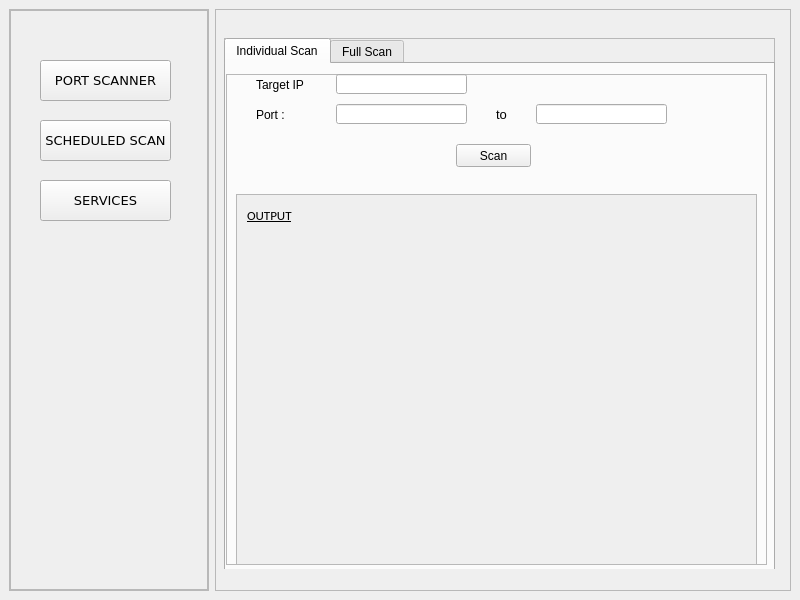
This is temp/for_test.ui in aniketparate/Network-Security-Scanner as Qt 5 draws it before an edit. The edited form follows.
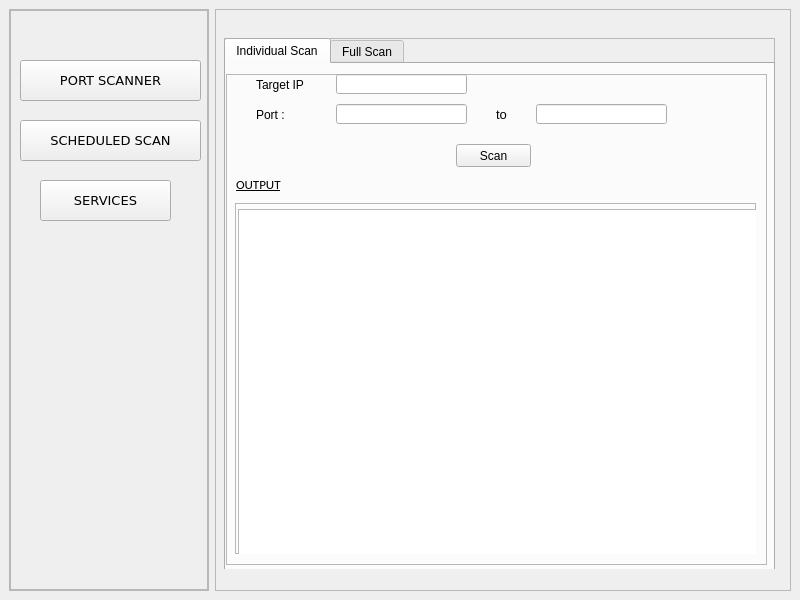
This is the edited form. The open tabs and pages were chosen to show the change.

What changed in the file:
```diff
--- a/temp/for_test.ui
+++ b/temp/for_test.ui
@@ -56,9 +56,9 @@
          <widget class="QPushButton" name="portscanner">
           <property name="geometry">
            <rect>
-            <x>30</x>
+            <x>10</x>
             <y>50</y>
-            <width>131</width>
+            <width>181</width>
             <height>41</height>
            </rect>
           </property>
@@ -86,9 +86,9 @@
          <widget class="QPushButton" name="scheduledscan">
           <property name="geometry">
            <rect>
-            <x>30</x>
+            <x>10</x>
             <y>110</y>
-            <width>131</width>
+            <width>181</width>
             <height>41</height>
            </rect>
           </property>
@@ -208,49 +208,6 @@
               </rect>
              </property>
             </widget>
-            <widget class="QScrollArea" name="ind_outputSA">
-             <property name="geometry">
-              <rect>
-               <x>10</x>
-               <y>120</y>
-               <width>521</width>
-               <height>371</height>
-              </rect>
-             </property>
-             <property name="widgetResizable">
-              <bool>true</bool>
-             </property>
-             <widget class="QWidget" name="scrollAreaWidgetContents">
-              <property name="geometry">
-               <rect>
-                <x>0</x>
-                <y>0</y>
-                <width>519</width>
-                <height>369</height>
-               </rect>
-              </property>
-              <widget class="QLabel" name="Outputlabel">
-               <property name="geometry">
-                <rect>
-                 <x>10</x>
-                 <y>10</y>
-                 <width>51</width>
-                 <height>21</height>
-                </rect>
-               </property>
-               <property name="font">
-                <font>
-                 <family>Calibri</family>
-                 <pointsize>10</pointsize>
-                 <underline>true</underline>
-                </font>
-               </property>
-               <property name="text">
-                <string>OUTPUT</string>
-               </property>
-              </widget>
-             </widget>
-            </widget>
             <widget class="QLabel" name="Targetlabel">
              <property name="geometry">
               <rect>
@@ -340,6 +297,52 @@
               <string>to</string>
              </property>
             </widget>
+            <widget class="QLabel" name="Outputlabel">
+             <property name="geometry">
+              <rect>
+               <x>10</x>
+               <y>100</y>
+               <width>521</width>
+               <height>21</height>
+              </rect>
+             </property>
+             <property name="font">
+              <font>
+               <family>Calibri</family>
+               <pointsize>10</pointsize>
+               <underline>true</underline>
+              </font>
+             </property>
+             <property name="text">
+              <string>OUTPUT</string>
+             </property>
+            </widget>
+            <widget class="QFrame" name="frame">
+             <property name="geometry">
+              <rect>
+               <x>9</x>
+               <y>129</y>
+               <width>521</width>
+               <height>351</height>
+              </rect>
+             </property>
+             <property name="frameShape">
+              <enum>QFrame::StyledPanel</enum>
+             </property>
+             <property name="frameShadow">
+              <enum>QFrame::Raised</enum>
+             </property>
+             <widget class="QTextEdit" name="indScanOpArea">
+              <property name="geometry">
+               <rect>
+                <x>3</x>
+                <y>6</y>
+                <width>521</width>
+                <height>351</height>
+               </rect>
+              </property>
+             </widget>
+            </widget>
            </widget>
           </widget>
           <widget class="QWidget" name="FullScan">
```
Left out of the diff: 2 changed lines with no effect on the pictures.
